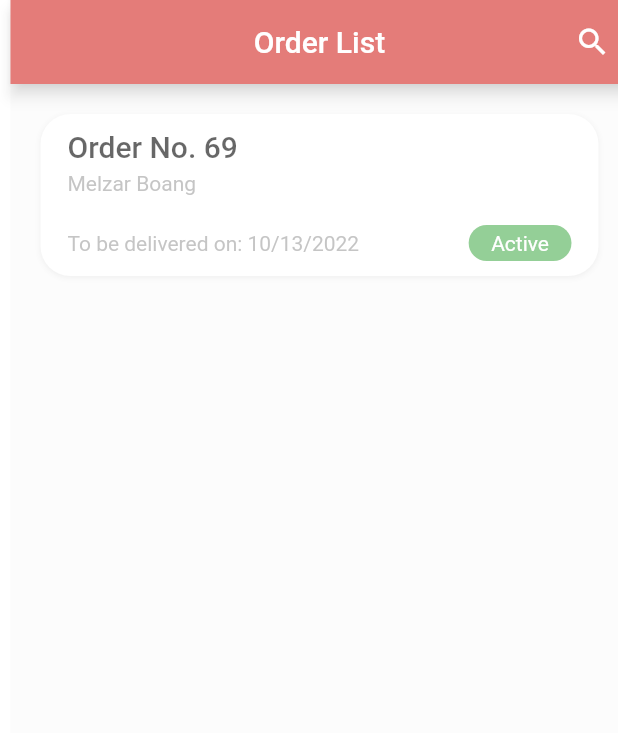
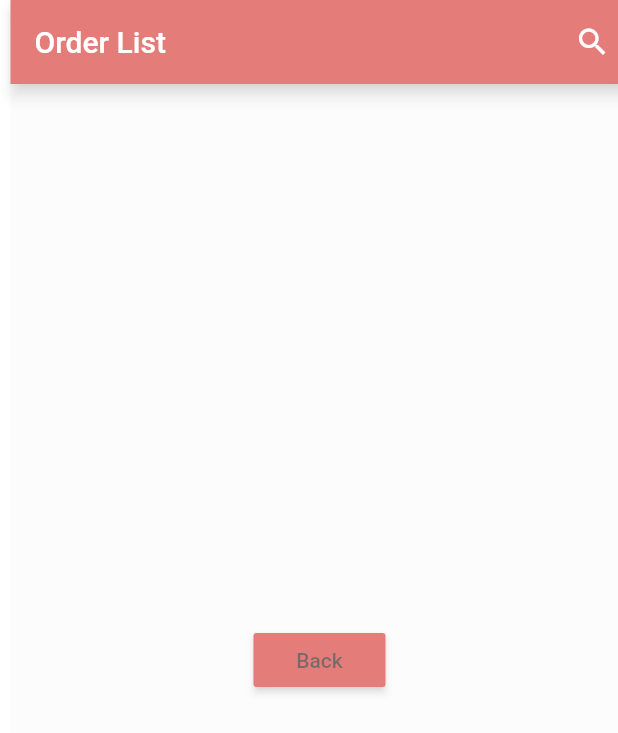
Before and after one commit to melzarjanchico-up/dennis-lechon-crm, a Flutter app: the screen it shows after launch, after a tap on "Order List", on a phone screen of 412 x 824 dp. Shown: the top 733 px of the screen. Run offline on Flutter 3.47's test engine with Material 2 defaults, Android fonts, the phone set to English and light mode, and no system bars; our stand-ins replace cloud_firestore, firebase_auth, firebase_core, flutter_spinkit, google_fonts, validators; accounts and stored records are empty; network calls fail.

Commit message:
Revert "Adding Orderlist UI"

```diff
--- a/lib/screens/customer_screen/customer_list/customer_list.dart
+++ b/lib/screens/customer_screen/customer_list/customer_list.dart
@@ -18,7 +18,7 @@ class _CustomerListWidgetState extends State<CustomerListWidget> {
     final customers = Provider.of<List<Customer>>(context);
     // final customers = widget.snapshotx.data!;
 
-    return ListView(
+    return (customers == []) ? const Text("Loading") : ListView(
       padding: const EdgeInsets.all(20),
       children: customers.map((customer) {
 
--- a/lib/screens/homebuttons/customer_screen.dart
+++ b/lib/screens/homebuttons/customer_screen.dart
@@ -15,7 +15,6 @@ class CustomerScreen extends StatelessWidget {
   Widget build(BuildContext context) {
     final _formKey = GlobalKey<FormState>();
 
-    // Stream Builder
     return StreamBuilder<List<Customer>>(
         stream: CustomerService().customers,
         builder: (context, snapshot) {
@@ -46,7 +45,7 @@ class CustomerScreen extends StatelessWidget {
                   floatingActionButton:
                       floatingAddCustomerButton(context, _formKey),
                   body: StreamProvider<List<Customer>>.value(
-                    value: CustomerService().customers, // as in wala koy mabuhat
+                    value: CustomerService().customers,
                     initialData: const [],
                     child: Container(
                         margin: const EdgeInsets.only(bottom: 45.0),
--- a/lib/screens/homebuttons/order_screen.dart
+++ b/lib/screens/homebuttons/order_screen.dart
@@ -14,7 +14,6 @@ class OrderListScreen extends StatelessWidget {
         appBar: AppBar(
           backgroundColor: const Color(0xFFD3231E),
           title: const Text("Order List"),
-          centerTitle: true,
           actions: [
             IconButton(
               onPressed: () {
@@ -27,98 +26,14 @@ class OrderListScreen extends StatelessWidget {
             ),
           ],
         ),
-        body: ListView(
-          padding: const EdgeInsets.all(20),
-          children: [
-            GestureDetector(
-              onTap: () {
-                // sa customer list ni siya na code po huehue
-                //Navigator.push(
-                //    context,
-                //     MaterialPageRoute(
-                //         builder: (context) => CustomerInfo(customer: customer)));
-              },
-              child: Container(
-                padding: const EdgeInsets.all(10),
-                margin: const EdgeInsets.only(bottom: 15),
-                decoration: BoxDecoration(
-                    borderRadius: BorderRadius.circular(20),
-                    color: Colors.white,
-                    boxShadow: [
-                      BoxShadow(
-                        color: Colors.grey.withOpacity(0.2),
-                        spreadRadius: 0,
-                        blurRadius: 2,
-                        offset: const Offset(0, 1),
-                      ),
-                    ]),
-                child: Padding(
-                  padding: const EdgeInsets.symmetric(horizontal: 8.0),
-                  child: Column(
-                    children: [
-                      Row(
-                        mainAxisAlignment: MainAxisAlignment.spaceBetween,
-                        children: [
-                          Expanded(
-                            child: Row(children: [
-                              Flexible(
-                                child: Column(
-                                    crossAxisAlignment:
-                                        CrossAxisAlignment.start,
-                                    children: [
-                                      const Text("Order No. 69",
-                                          style: TextStyle(
-                                              color: Colors.black,
-                                              fontSize: 20,
-                                              fontWeight: FontWeight.w500)),
-                                      const SizedBox(
-                                        height: 5,
-                                      ),
-                                      Text("Melzar Boang",
-                                          style: TextStyle(
-                                              color: Colors.grey[500])),
-                                    ]),
-                              )
-                            ]),
-                          ),
-                        ],
-                      ),
-                      const SizedBox(
-                        height: 20,
-                      ),
-                      Row(
-                          mainAxisAlignment: MainAxisAlignment.spaceBetween,
-                          children: [
-                            const Text('To be delivered on: 10/13/2022',
-                                style: TextStyle(color: Colors.grey)),
-                            Container(
-                              padding: const EdgeInsets.symmetric(
-                                  vertical: 4, horizontal: 15),
-                              decoration: BoxDecoration(
-                                  borderRadius: BorderRadius.circular(12),
-                                  color: Colors.green),
-                              child: const Text(
-                                "Active",
-                                style: TextStyle(color: Colors.white),
-                              ),
-                            )
-                          ])
-                    ],
-                  ),
-                ),
-              ),
-            ),
-          ],
-          /* This is the code for the back button
-
-           RaisedButton(
+        body: Center(
+          child: RaisedButton(
             child: const Text("Back"),
             color: const Color(0xFFD3231E),
             onPressed: () {
               Navigator.pop(context);
             },
           ),
-          */
         ),
       ),
     );
--- a/lib/widgets/search.dart
+++ b/lib/widgets/search.dart
@@ -4,7 +4,7 @@ import 'package:flutter/material.dart';
 
 class SearchCustomer extends SearchDelegate {
   final CollectionReference _customerSearch =
-      FirebaseFirestore.instance.collection("customers"); // provider???
+      FirebaseFirestore.instance.collection("customers");
 
   @override
   List<Widget> buildActions(BuildContext context) {
```
Also changed, not shown: 1 other file.
